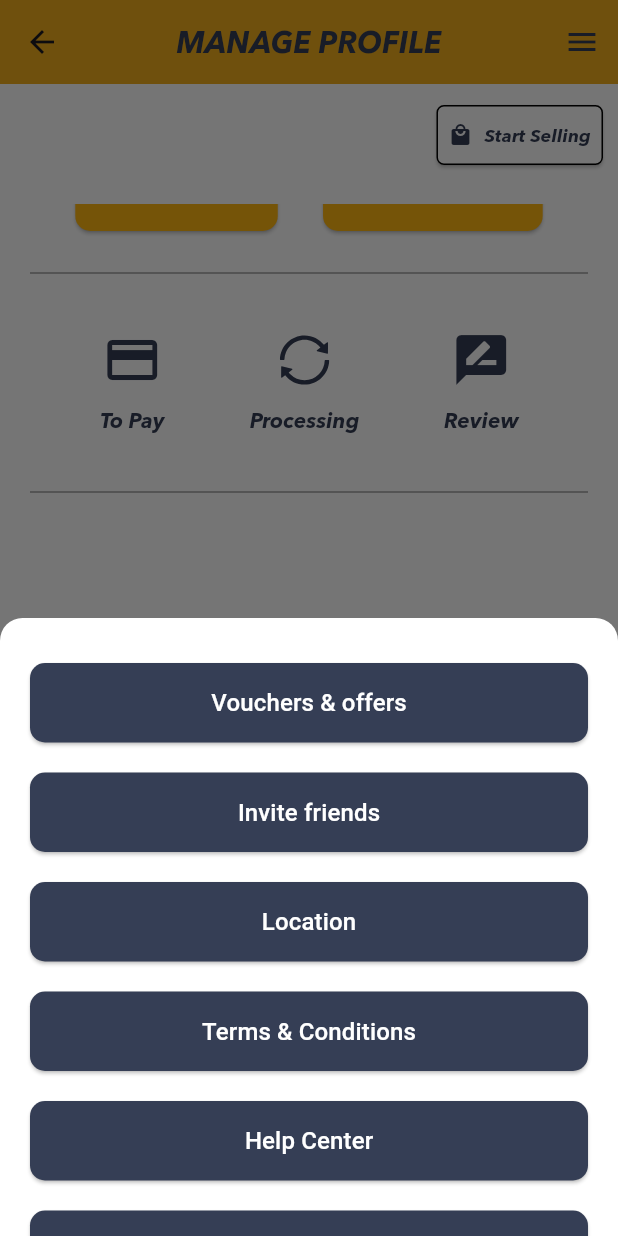
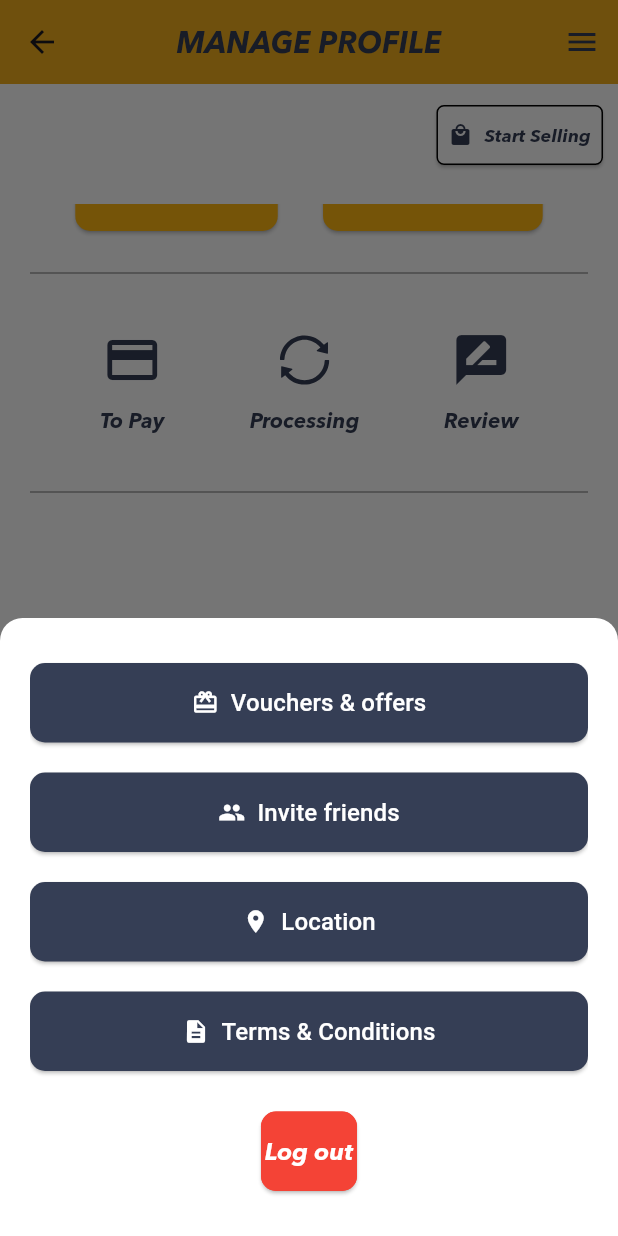
Before and after one commit to paturiick/EggVenture, a Flutter app: the ProfileScreen screen opened by its route, scrolled down 185 dp, after a tap on the "menu" icon, on a phone screen of 412 x 824 dp. Run offline on Flutter 3.47's test engine with Material 3 defaults, Android fonts, the phone set to English and light mode, and no system bars; our stand-ins replace flutter_svg, icons_plus.

Commit message:
modifications: browse store, menu screen, navbar color

```diff
--- a/lib/main.dart
+++ b/lib/main.dart
@@ -1,5 +1,6 @@
 import 'package:eggventure/routes/routes.dart';
 import 'package:eggventure/splash_screen.dart';
+import 'package:eggventure/store_screen/wf_screen.dart';
 import 'package:flutter/material.dart';
 
 void main() {
@@ -16,7 +17,7 @@ class MyApp extends StatelessWidget {
       debugShowCheckedModeBanner: false,
       routes: AppRoutes.define(),
       theme: ThemeData(scaffoldBackgroundColor: Colors.white),
-      home: SplashScreen(),
+      home: WfScreen(),
     );
   }
 }
--- a/lib/overlay_screens/menu_screen.dart
+++ b/lib/overlay_screens/menu_screen.dart
@@ -10,29 +10,42 @@ class MenuScreen {
       builder: (context) {
         return DraggableScrollableSheet(
           expand: false,
+          maxChildSize: 0.6,
+          minChildSize: 0.4,
           builder: (context, scrollController) {
             return Container(
               decoration: BoxDecoration(
                 color: Colors.white,
                 borderRadius: BorderRadius.vertical(top: Radius.circular(15)),
               ),
-              child: SingleChildScrollView(
-                controller: scrollController,
               child: Padding(
                 padding: EdgeInsets.all(20.0),
                 child: Column(
-                    crossAxisAlignment: CrossAxisAlignment.stretch,
                   children: [
-                      _buildMenuButton(context, 'Vouchers & offers'),
-                      _buildMenuButton(context, 'Invite friends'),
-                      _buildMenuButton(context, 'Location'),
-                      _buildMenuButton(context, 'Terms & Conditions'),
-                      _buildMenuButton(context, 'Help Center'),
-                      _buildMenuButton(context, 'Switch account'),
+                    // Scrollable section for menu items
+                    Expanded(
+                      child: ListView(
+                        controller: scrollController,
+                        children: [
+                          _buildMenuButton(context, 'Vouchers & offers',
+                              Icons.card_giftcard),
+                          _buildMenuButton(
+                              context, 'Invite friends', Icons.people),
+                          _buildMenuButton(
+                              context, 'Location', Icons.location_on),
+                          _buildMenuButton(
+                              context, 'Terms & Conditions', Icons.description),
+                          _buildMenuButton(
+                              context, 'Help Center', Icons.help_outline),
+                          _buildMenuButton(
+                              context, 'Switch account', Icons.swap_horiz),
                           Divider(thickness: 1, color: Colors.grey[300]),
+                        ],
+                      ),
+                    ),
+                    // Non-scrollable section for the logout button
                     _buildLogoutButton(context, 'Log out'),
                   ],
-                  ),
                 ),
               ),
             );
@@ -42,10 +55,11 @@ class MenuScreen {
     );
   }
 
-  static Widget _buildMenuButton(BuildContext context, String title) {
+  static Widget _buildMenuButton(
+      BuildContext context, String title, IconData icon) {
     return Padding(
       padding: const EdgeInsets.symmetric(vertical: 10.0),
-      child: ElevatedButton(
+      child: ElevatedButton.icon(
         style: ElevatedButton.styleFrom(
           padding: EdgeInsets.symmetric(vertical: 15),
           backgroundColor: Color(0xFF353E55),
@@ -56,12 +70,10 @@ class MenuScreen {
         onPressed: () {
           // Handle the menu item actions here
         },
-        child: Text(
+        icon: Icon(icon, color: Colors.white),
+        label: Text(
           title,
-          style: TextStyle(
-            color: Colors.white,
-            fontSize: 16,
-          ),
+          style: TextStyle(color: Colors.white, fontSize: 16),
         ),
       ),
     );
@@ -72,15 +84,15 @@ class MenuScreen {
       padding: const EdgeInsets.symmetric(vertical: 10.0),
       child: ElevatedButton(
         style: ElevatedButton.styleFrom(
-          padding: EdgeInsets.symmetric(vertical: 15),
-          backgroundColor: Colors.white,
+          padding: EdgeInsets.symmetric(
+              vertical: 15), // Match padding with other buttons
+          backgroundColor: Colors.red,
           shape: RoundedRectangleBorder(
-            borderRadius: BorderRadius.circular(10),
+            borderRadius: BorderRadius.circular(10), // Match border radius
             side: BorderSide(color: Colors.red),
           ),
         ),
         onPressed: () {
-          // Log out the user and navigate to the SigninScreen
           Navigator.of(context).pushAndRemoveUntil(
             MaterialPageRoute(builder: (context) => SigninScreen()),
             (Route<dynamic> route) => false,
@@ -89,10 +101,11 @@ class MenuScreen {
         child: Text(
           title,
           style: TextStyle(
-            color: Colors.red,
+              color: Colors.white,
               fontSize: 16,
+              fontFamily: 'AvenirNextCyr',
               fontWeight: FontWeight.bold,
-          ),
+              backgroundColor: Colors.red),
         ),
       ),
     );
--- a/lib/widgets/navigation_bar.dart
+++ b/lib/widgets/navigation_bar.dart
@@ -52,6 +52,7 @@ class _NavigationBarWidgetState extends State<NavigationBarWidget> {
   Widget build(BuildContext context) {
     return BottomNavigationBar(
       type: BottomNavigationBarType.fixed, // Ensure labels are always visible
+      backgroundColor: Colors.white,
       items: <BottomNavigationBarItem>[
         BottomNavigationBarItem(
           icon: Icon(
--- a/pubspec.yaml
+++ b/pubspec.yaml
@@ -79,6 +79,7 @@ flutter:
     - assets/stores/sundo.png
     - assets/stores/daily_fresh.jpg
     - assets/stores/pabilona_duck.jpg
+    - assets/browse store/Egg_S.jpg
 
   # An image asset can refer to one or more resolution-specific "variants", see
   # https://flutter.dev/assets-and-images/#resolution-aware
```
Also changed, not shown: lib/store_screen/wf_screen.dart (added, +135 -0 lines), assets/browse store/Egg_S.jpg (added), lib/screens/store_screen.dart (deleted). Lines whose indentation alone changed are shown as unchanged.
